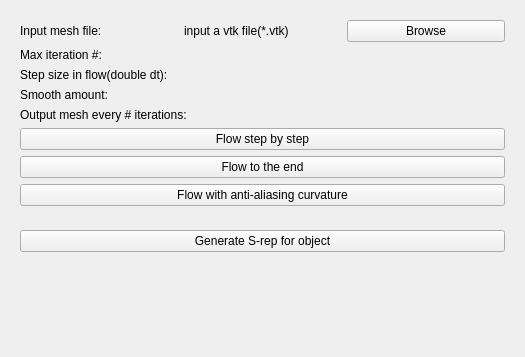
The window that SkeletalRepresentationInitializer/Resources/UI/qSlicerSkeletalRepresentationInitializerModuleWidget.ui (KitwareMedical/SlicerSkeletalRepresentation) describes before a commit, drawn with Qt 5.
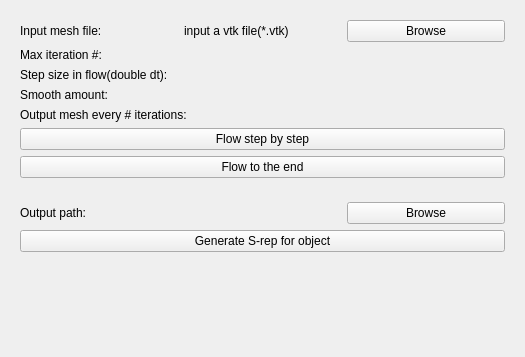
The same window after the commit. Custom widgets are drawn as their Qt base class.

```diff
--- a/SkeletalRepresentationInitializer/Resources/UI/qSlicerSkeletalRepresentationInitializerModuleWidget.ui
+++ b/SkeletalRepresentationInitializer/Resources/UI/qSlicerSkeletalRepresentationInitializerModuleWidget.ui
@@ -167,13 +167,6 @@
         </property>
        </widget>
       </item>
-      <item>
-       <widget class="QPushButton" name="btn_inkling_flow">
-        <property name="text">
-         <string>Flow with anti-aliasing curvature</string>
-        </property>
-       </widget>
-      </item>
      </layout>
     </widget>
    </item>
@@ -199,6 +192,31 @@
       <string>Backward flow</string>
      </property>
      <layout class="QVBoxLayout" name="verticalLayout_31">
+      <item>
+       <layout class="QHBoxLayout" name="horizontalLayout_6">
+        <item>
+         <widget class="QLabel" name="label_5">
+          <property name="text">
+           <string>Output path:</string>
+          </property>
+         </widget>
+        </item>
+        <item>
+         <widget class="QLabel" name="lb_output_path">
+          <property name="text">
+           <string/>
+          </property>
+         </widget>
+        </item>
+        <item>
+         <widget class="QPushButton" name="btn_output">
+          <property name="text">
+           <string>Browse</string>
+          </property>
+         </widget>
+        </item>
+       </layout>
+      </item>
       <item>
        <widget class="QPushButton" name="btn_back_flow">
         <property name="text">
```
